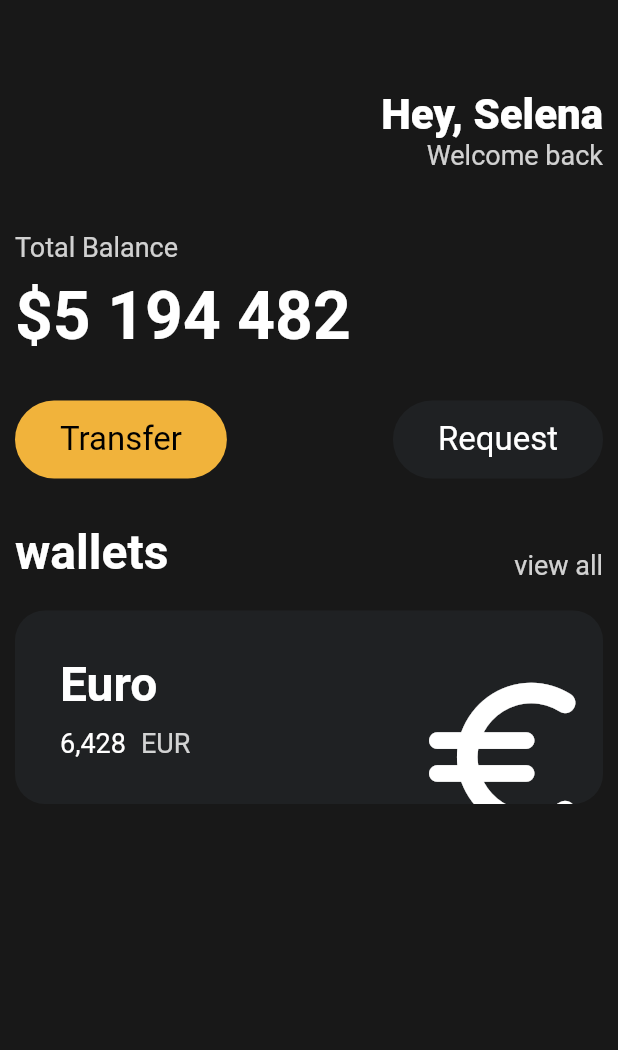
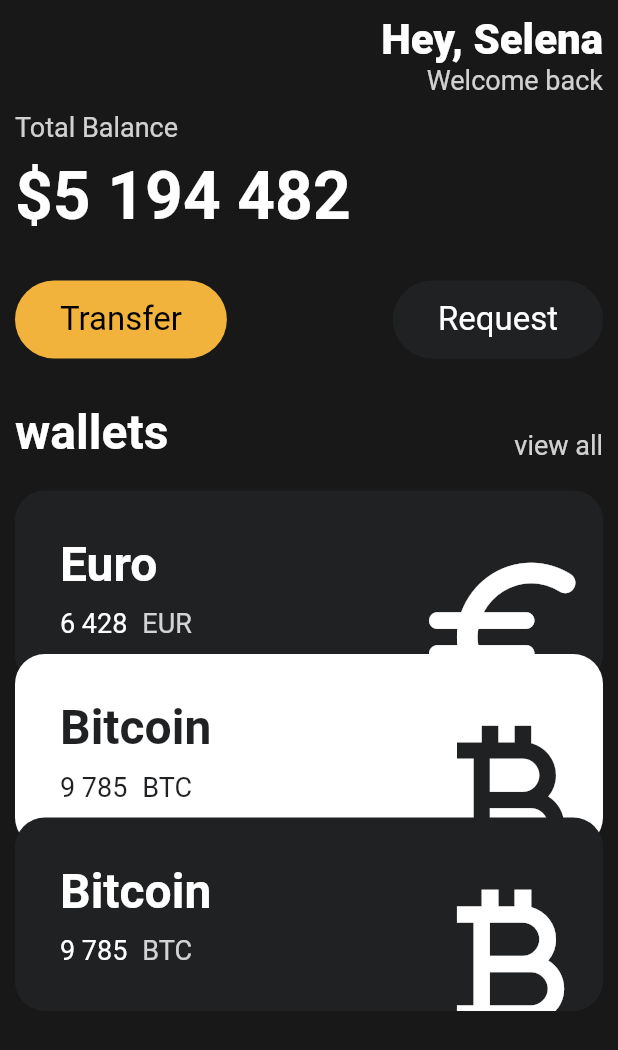
Before and after one commit to wonjangcloud9/webtoon, a Flutter app: the screen it shows after launch, on a phone screen of 412 x 824 dp. Shown: the top 1050 px of the screen. Run offline on Flutter 3.47's test engine with Material 2 defaults, Android fonts, the phone set to English and light mode, and no system bars.

Commit message:
Reusable Cards

```diff
--- a/lib/main.dart
+++ b/lib/main.dart
@@ -1,5 +1,6 @@
 import 'package:flutter/material.dart';
 import 'package:webtoon/widgets/button.dart';
+import 'package:webtoon/widgets/currency_card.dart';
 
 class Wonjang {
   String? name;
@@ -22,12 +23,13 @@ class App extends StatelessWidget {
       ),
       home: Scaffold(
         backgroundColor: const Color(0xFF181818),
-        body: Padding(
+        body: SingleChildScrollView(
+          child: Padding(
             padding: const EdgeInsets.symmetric(horizontal: 10),
             child: Column(
               crossAxisAlignment: CrossAxisAlignment.start,
               children: [
-              const SizedBox(height: 60),
+                const SizedBox(height: 10),
                 Row(
                   mainAxisAlignment: MainAxisAlignment.end,
                   children: [
@@ -49,7 +51,7 @@ class App extends StatelessWidget {
                   ],
                 ),
                 const SizedBox(
-                height: 40,
+                  height: 10,
                 ),
                 Text(
                   'Total Balance',
@@ -114,76 +116,37 @@ class App extends StatelessWidget {
                 const SizedBox(
                   height: 20,
                 ),
-              Container(
-                clipBehavior: Clip.hardEdge,
-                decoration: const BoxDecoration(
-                  color: Color(0xFF1F2123),
-                  borderRadius: BorderRadius.all(
-                    Radius.circular(20),
+                const CurrencyCard(
+                  name: "Euro",
+                  code: "EUR",
+                  amount: "6 428",
+                  icon: Icons.euro_rounded,
+                  isInverted: false,
+                ),
+                Transform.translate(
+                  offset: const Offset(0, -20),
+                  child: const CurrencyCard(
+                    name: "Bitcoin",
+                    code: "BTC",
+                    amount: "9 785",
+                    icon: Icons.currency_bitcoin,
+                    isInverted: true,
                   ),
                 ),
-                child: Padding(
-                  padding: const EdgeInsets.all(
-                    30,
-                  ),
-                  child: Row(
-                    mainAxisAlignment: MainAxisAlignment.spaceBetween,
-                    children: [
-                      Column(
-                        crossAxisAlignment: CrossAxisAlignment.start,
-                        children: [
-                          const Text(
-                            "Euro",
-                            style: TextStyle(
-                              color: Colors.white,
-                              fontSize: 32,
-                              fontWeight: FontWeight.w600,
-                            ),
-                          ),
-                          const SizedBox(
-                            height: 10,
-                          ),
-                          Row(
-                            children: [
-                              const Text(
-                                '6,428',
-                                style: TextStyle(
-                                  color: Colors.white,
-                                  fontSize: 18,
-                                ),
-                              ),
-                              const SizedBox(
-                                width: 10,
-                              ),
-                              Text(
-                                "EUR",
-                                style: TextStyle(
-                                  color: Colors.white.withOpacity(0.8),
-                                  fontSize: 18,
-                                ),
-                              ),
-                            ],
-                          ),
-                        ],
-                      ),
-                      Transform.scale(
-                        scale: 2.2,
-                        child: Transform.translate(
-                          offset: const Offset(-2, 15),
-                          child: const Icon(
-                            Icons.euro_rounded,
-                            color: Colors.white,
-                            size: 60,
-                          ),
+                Transform.translate(
+                  offset: const Offset(0, -40),
+                  child: const CurrencyCard(
+                    name: "Bitcoin",
+                    code: "BTC",
+                    amount: "9 785",
+                    icon: Icons.currency_bitcoin,
+                    isInverted: false,
                   ),
                 ),
               ],
             ),
           ),
         ),
-            ],
-          ),
-        ),
       ),
     );
   }
--- /dev/null
+++ b/lib/widgets/currency_card.dart
@@ -0,0 +1,93 @@
+import 'package:flutter/material.dart';
+
+class CurrencyCard extends StatelessWidget {
+  final String name, code, amount;
+  final IconData icon;
+  final bool isInverted;
+  final _blackColor = const Color(0xFF1F2123);
+
+  const CurrencyCard({
+    super.key,
+    required this.name,
+    required this.code,
+    required this.amount,
+    required this.icon,
+    required this.isInverted,
+  });
+
+  @override
+  Widget build(BuildContext context) {
+    return Container(
+      clipBehavior: Clip.hardEdge,
+      decoration: BoxDecoration(
+        color: isInverted ? Colors.white : _blackColor,
+        borderRadius: const BorderRadius.all(
+          Radius.circular(20),
+        ),
+      ),
+      child: Padding(
+        padding: const EdgeInsets.all(
+          30,
+        ),
+        child: Row(
+          mainAxisAlignment: MainAxisAlignment.spaceBetween,
+          children: [
+            Column(
+              crossAxisAlignment: CrossAxisAlignment.start,
+              children: [
+                Text(
+                  name,
+                  style: TextStyle(
+                    color: isInverted ? _blackColor : Colors.white,
+                    fontSize: 32,
+                    fontWeight: FontWeight.w600,
+                  ),
+                ),
+                const SizedBox(
+                  height: 10,
+                ),
+                Row(
+                  children: [
+                    Text(
+                      amount,
+                      style: TextStyle(
+                        color: isInverted ? _blackColor : Colors.white,
+                        fontSize: 18,
+                      ),
+                    ),
+                    const SizedBox(
+                      width: 10,
+                    ),
+                    Text(
+                      code,
+                      style: TextStyle(
+                        color: isInverted
+                            ? _blackColor
+                            : Colors.white.withOpacity(0.8),
+                        fontSize: 18,
+                      ),
+                    ),
+                  ],
+                ),
+              ],
+            ),
+            Transform.scale(
+              scale: 2.2,
+              child: Transform.translate(
+                offset: const Offset(
+                  -2,
+                  15,
+                ),
+                child: Icon(
+                  icon,
+                  color: isInverted ? _blackColor : Colors.white,
+                  size: 60,
+                ),
+              ),
+            ),
+          ],
+        ),
+      ),
+    );
+  }
+}
```
Lines whose indentation alone changed are shown as unchanged.
